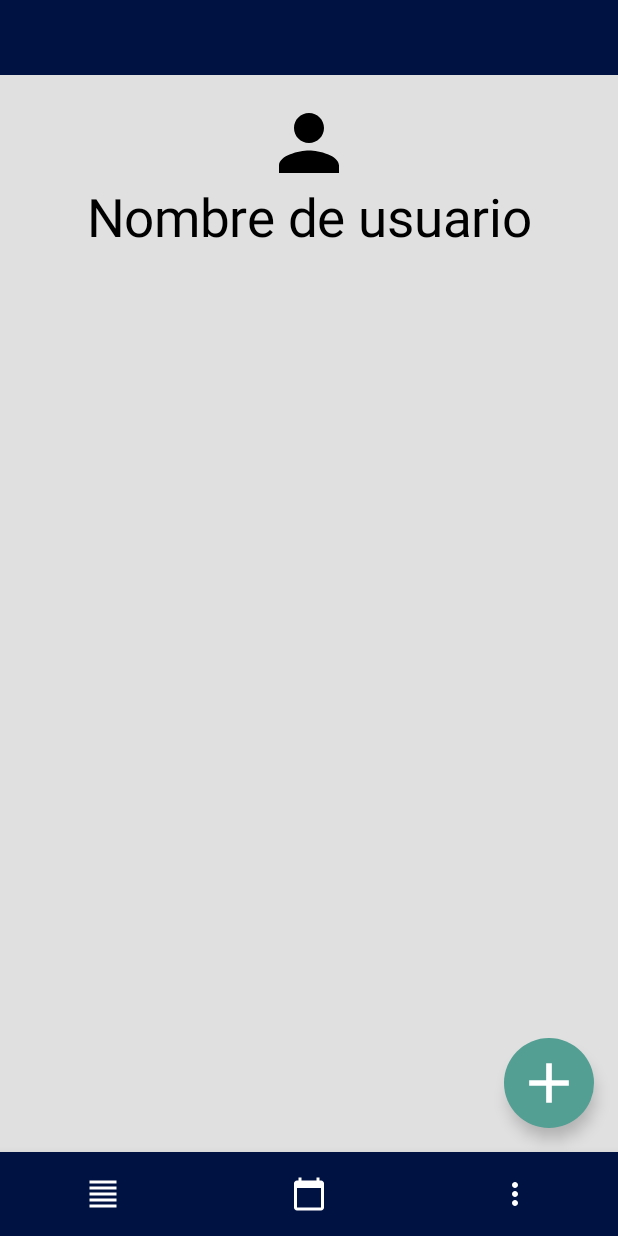
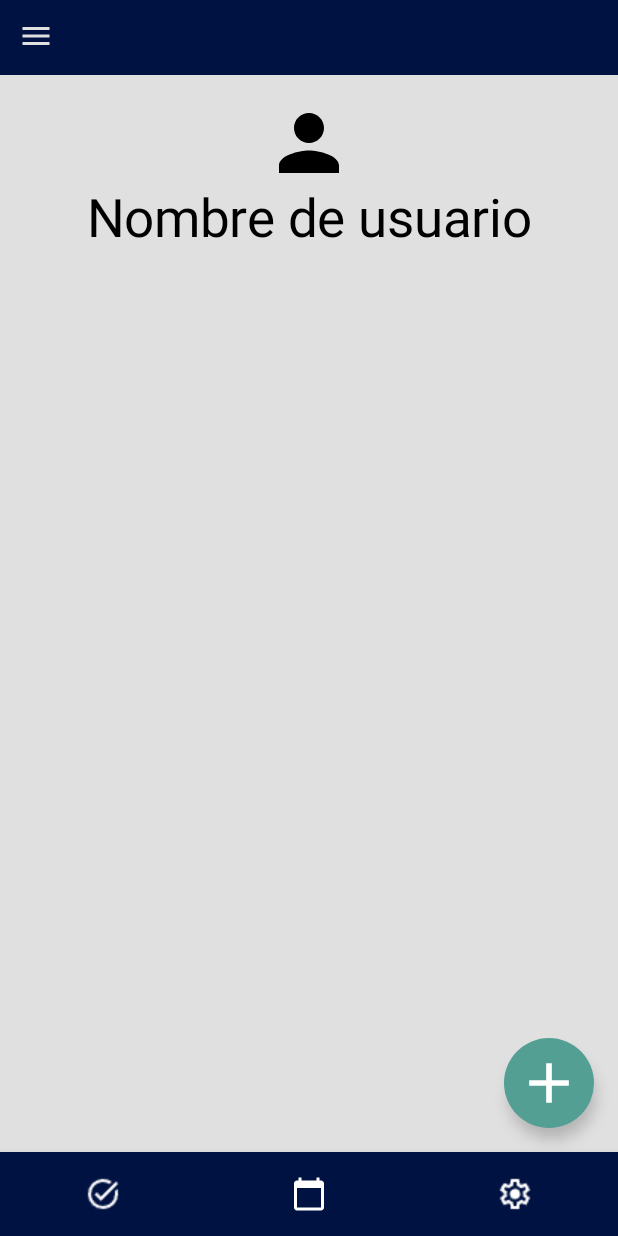
Before and after one commit to Jose-Prince/Proyecto-PPM-To-Do-List-, an Android app built with Jetpack Compose: the screen it shows after launch (MainTaskScreen), after a tap on "Regresar", on a phone screen of 412 x 824 dp. Run offline under Robolectric (Android 15) with nearby library versions, the phone set to English and light mode, and no system bars; our stand-ins replace Firebase (no records; nobody signed in at launch, a user with empty details on screens opened directly).

Commit message:
Feat: Drawer navigation added

```diff
--- a/app/build.gradle.kts
+++ b/app/build.gradle.kts
@@ -65,6 +65,8 @@ dependencies {
     implementation("androidx.compose.material:material:1.5.0")
     implementation("androidx.compose.foundation:foundation-android:1.5.3")
     implementation("com.google.firebase:firebase-database:20.3.0")
+    implementation("com.google.firebase:firebase-database-ktx:20.3.0")
+    implementation("com.google.ar.sceneform:filament-android:1.17.1")
     testImplementation("junit:junit:4.13.2")
     androidTestImplementation("androidx.test.ext:junit:1.1.5")
     androidTestImplementation("androidx.test.espresso:espresso-core:3.5.1")
--- /dev/null
+++ b/app/src/main/java/com/example/projecttodolist/DrawerMenuItem.kt
@@ -0,0 +1,10 @@
+package com.example.projecttodolist
+
+import android.graphics.drawable.Drawable
+import androidx.compose.ui.graphics.vector.ImageVector
+
+data class DrawerMenuItem(
+    val id: String,
+    val title: String,
+    val image: Int
+)
--- a/app/src/main/java/com/example/projecttodolist/Functions/ComposableFunctions.kt
+++ b/app/src/main/java/com/example/projecttodolist/Functions/ComposableFunctions.kt
@@ -7,12 +7,16 @@ import androidx.compose.foundation.layout.fillMaxWidth
 import androidx.compose.foundation.layout.size
 import androidx.compose.foundation.layout.wrapContentSize
 import androidx.compose.runtime.Composable
+import androidx.compose.runtime.remember
 import androidx.compose.ui.Alignment
 import androidx.compose.ui.Modifier
 import androidx.compose.ui.draw.clip
+import androidx.compose.ui.graphics.ImageBitmap
 import androidx.compose.ui.graphics.Shape
+import androidx.compose.ui.platform.LocalContext
 import androidx.compose.ui.unit.Dp
 import androidx.compose.ui.unit.dp
+import androidx.core.content.ContextCompat
 import com.example.projecttodolist.ui.theme.darkblue
 
 @Composable
--- a/app/src/main/java/com/example/projecttodolist/Functions/Functions.kt
+++ b/app/src/main/java/com/example/projecttodolist/Functions/Functions.kt
@@ -1,5 +1,9 @@
 package com.example.projecttodolist.Functions
 
+import androidx.compose.runtime.Composable
+import androidx.compose.ui.graphics.ImageBitmap
+import androidx.compose.ui.platform.LocalContext
+import androidx.core.content.ContextCompat
 import com.example.projecttodolist.GlobalVariables
 import com.example.projecttodolist.Tarea
 import java.text.ParseException
--- a/app/src/main/java/com/example/projecttodolist/Navigation/BottomBarScreens.kt
+++ b/app/src/main/java/com/example/projecttodolist/Navigation/BottomBarScreens.kt
@@ -11,12 +11,12 @@ sealed class BottomBarScreens(
     object ShowTasks: BottomBarScreens(
         route = "showTasks",
         title = "ShowTasks",
-        icon = R.drawable.baseline_format_align_justify_24
+        icon = R.drawable.task_alt_fill0_wght400_grad0_opsz24
     )
     object Settings: BottomBarScreens(
         route = "settings",
         title = "Settings",
-        icon = R.drawable.baseline_more_vert_24
+        icon = R.drawable.settings_fill0_wght400_grad0_opsz24
     )
     object Calendar: BottomBarScreens(
         route = "calendar",
--- a/app/src/main/java/com/example/projecttodolist/screens/MainTaskScreen.kt
+++ b/app/src/main/java/com/example/projecttodolist/screens/MainTaskScreen.kt
@@ -3,6 +3,7 @@ package com.example.projecttodolist.screens
 import android.annotation.SuppressLint
 import android.content.Intent
 import android.os.Bundle
+import android.view.MenuItem
 import androidx.activity.ComponentActivity
 import androidx.activity.compose.setContent
 import androidx.compose.foundation.Image
@@ -17,10 +18,14 @@ import androidx.compose.foundation.shape.CircleShape
 import androidx.compose.material.BottomNavigation
 import androidx.compose.material.BottomNavigationItem
 import androidx.compose.material.Icon
+import androidx.compose.material.IconButton
 import androidx.compose.material.Scaffold
 import androidx.compose.material.ScaffoldState
 import androidx.compose.material.icons.Icons
+import androidx.compose.material.icons.filled.AccountBox
 import androidx.compose.material.icons.filled.Add
+import androidx.compose.material.icons.filled.Face
+import androidx.compose.material.icons.filled.Menu
 import androidx.compose.material.rememberScaffoldState
 import androidx.compose.material3.FloatingActionButton
 import androidx.compose.material3.Text
@@ -43,6 +48,7 @@ import androidx.navigation.NavHostController
 import androidx.navigation.compose.currentBackStackEntryAsState
 import androidx.navigation.compose.rememberNavController
 import com.example.projecttodolist.Activities.CreateActivity
+import com.example.projecttodolist.DrawerMenuItem
 import com.example.projecttodolist.Functions.*
 import com.example.projecttodolist.GlobalVariables
 import com.example.projecttodolist.Navigation.BarNavigation
@@ -53,6 +59,7 @@ import com.example.projecttodolist.ui.theme.darkblue
 import com.example.projecttodolist.ui.theme.gray
 import com.example.projecttodolist.ui.theme.green
 import kotlinx.coroutines.CoroutineScope
+import kotlinx.coroutines.launch
 
 class MainTaskScreen : ComponentActivity() {
     override fun onCreate(savedInstanceState: Bundle?) {
@@ -79,7 +86,18 @@ fun MainTaskScreen(navController: NavController){
 
         Scaffold (
             topBar = {if (GlobalVariables.showTopBar){ Column (horizontalAlignment = Alignment.CenterHorizontally){
-                DrawShape(shape = RectangleShape)
+                Box {
+                    DrawShape(shape = RectangleShape)
+                    IconButton(onClick = {
+                        scope.launch {
+                            scaffoldState.drawerState.open()
+                        }
+                    }) {
+                        Icon(imageVector = Icons.Default.Menu,
+                            contentDescription = null,
+                            tint = gray)
+                    }
+                }
                 Spacer(modifier = Modifier.size(15.dp))
                 Image(
                     painter = painterResource(id = R.drawable.baseline_person_24),
@@ -88,6 +106,29 @@ fun MainTaskScreen(navController: NavController){
                 Text(text = "Nombre de usuario",
                     fontSize = 35.sp)
             }}},
+            drawerContent = {
+                            DrawerHeader()
+                DrawerBody(items = listOf(
+                    DrawerMenuItem(
+                        id = "addRequest",
+                        title = "AddRequest",
+                        image = R.drawable.baseline_person_add_alt_1_24
+                    ),
+                    DrawerMenuItem(
+                        id = "showCollabs",
+                        title = "ShowCollabs",
+                        image = R.drawable.baseline_person_24
+                    ),
+                    DrawerMenuItem(
+                        id = "showGroups",
+                        title = "ShowGroups",
+                        image = R.drawable.baseline_people_alt_24
+                    )
+                ),
+                    onItemClick = {
+                        println("Click item")
+                    })
+            },
             bottomBar = { BottomBar(navController = navController)},
             scaffoldState = scaffoldState,
             floatingActionButton = { if (GlobalVariables.showFloatingButton) {
--- /dev/null
+++ b/app/src/main/java/com/example/projecttodolist/screens/NavigationDrawer.kt
@@ -0,0 +1,60 @@
+package com.example.projecttodolist.screens
+
+import androidx.compose.foundation.Image
+import androidx.compose.foundation.clickable
+import androidx.compose.foundation.layout.Box
+import androidx.compose.foundation.layout.Row
+import androidx.compose.foundation.layout.Spacer
+import androidx.compose.foundation.layout.fillMaxWidth
+import androidx.compose.foundation.layout.padding
+import androidx.compose.foundation.layout.size
+import androidx.compose.foundation.layout.width
+import androidx.compose.foundation.lazy.LazyColumn
+import androidx.compose.foundation.lazy.items
+import androidx.compose.material.Text
+import androidx.compose.runtime.Composable
+import androidx.compose.ui.Modifier
+import androidx.compose.ui.res.painterResource
+import androidx.compose.ui.unit.dp
+import com.example.projecttodolist.DrawerMenuItem
+
+@Composable
+fun DrawerHeader() {
+    Box(
+      modifier = Modifier
+          .fillMaxWidth()
+          .padding(vertical = 64.dp)
+    ) {
+        Text(text = "Header")
+    }
+}
+
+@Composable
+fun DrawerBody(
+    items: List<DrawerMenuItem>,
+    onItemClick: (DrawerMenuItem) -> Unit
+) {
+    LazyColumn {
+        items(items) { item ->
+            Row(
+                modifier = Modifier
+                    .fillMaxWidth()
+                    .clickable {
+                        onItemClick(item)
+                    }
+                    .padding(16.dp)
+            ) {
+                Image(
+                    painter = painterResource(id = item.image),
+                    contentDescription = null,
+                    modifier = Modifier.size(48.dp)
+                )
+                Spacer(modifier = Modifier.width(16.dp))
+                Text(
+                    text = item.title,
+                    modifier = Modifier.weight(1f)
+                )
+            }
+        }
+    }
+}
--- /dev/null
+++ b/app/src/main/res/drawable/baseline_people_alt_24.xml
@@ -0,0 +1,12 @@
+<vector android:height="24dp" android:tint="#000000"
+    android:viewportHeight="24" android:viewportWidth="24"
+    android:width="24dp" xmlns:android="http://schemas.android.com/apk/res/android">
+    <path android:fillColor="@android:color/white"
+        android:fillType="evenOdd" android:pathData="M16.67,13.13C18.04,14.06 19,15.32 19,17v3h4v-3C23,14.82 19.43,13.53 16.67,13.13z"/>
+    <path android:fillColor="@android:color/white"
+        android:fillType="evenOdd" android:pathData="M9,8m-4,0a4,4 0,1 1,8 0a4,4 0,1 1,-8 0"/>
+    <path android:fillColor="@android:color/white"
+        android:fillType="evenOdd" android:pathData="M15,12c2.21,0 4,-1.79 4,-4c0,-2.21 -1.79,-4 -4,-4c-0.47,0 -0.91,0.1 -1.33,0.24C14.5,5.27 15,6.58 15,8s-0.5,2.73 -1.33,3.76C14.09,11.9 14.53,12 15,12z"/>
+    <path android:fillColor="@android:color/white"
+        android:fillType="evenOdd" android:pathData="M9,13c-2.67,0 -8,1.34 -8,4v3h16v-3C17,14.34 11.67,13 9,13z"/>
+</vector>
--- /dev/null
+++ b/app/src/main/res/drawable/baseline_person_add_alt_1_24.xml
@@ -0,0 +1,5 @@
+<vector android:height="24dp" android:tint="#000000"
+    android:viewportHeight="24" android:viewportWidth="24"
+    android:width="24dp" xmlns:android="http://schemas.android.com/apk/res/android">
+    <path android:fillColor="@android:color/white" android:pathData="M13,8c0,-2.21 -1.79,-4 -4,-4S5,5.79 5,8s1.79,4 4,4S13,10.21 13,8zM15,10v2h3v3h2v-3h3v-2h-3V7h-2v3H15zM1,18v2h16v-2c0,-2.66 -5.33,-4 -8,-4S1,15.34 1,18z"/>
+</vector>
```
Also changed, not shown: app/src/main/java/com/example/projecttodolist/Database/usermodel.kt (+0 -37 lines), app/src/main/java/com/example/projecttodolist/screens/AppBar.kt (added, +21 -0 lines), app/src/main/res/drawable/edit_square_fill0_wght400_grad0_opsz24.png (added), app/src/main/res/drawable/settings_fill0_wght400_grad0_opsz24.png (added), app/src/main/res/drawable/task_alt_fill0_wght400_grad0_opsz24.png (added).
